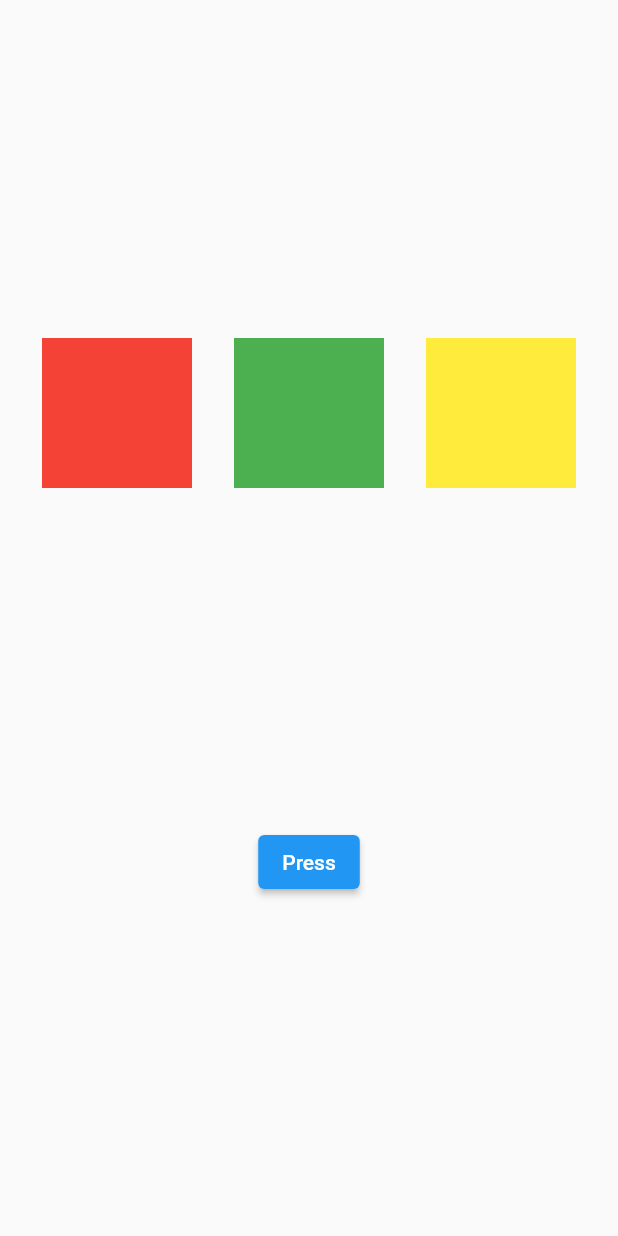
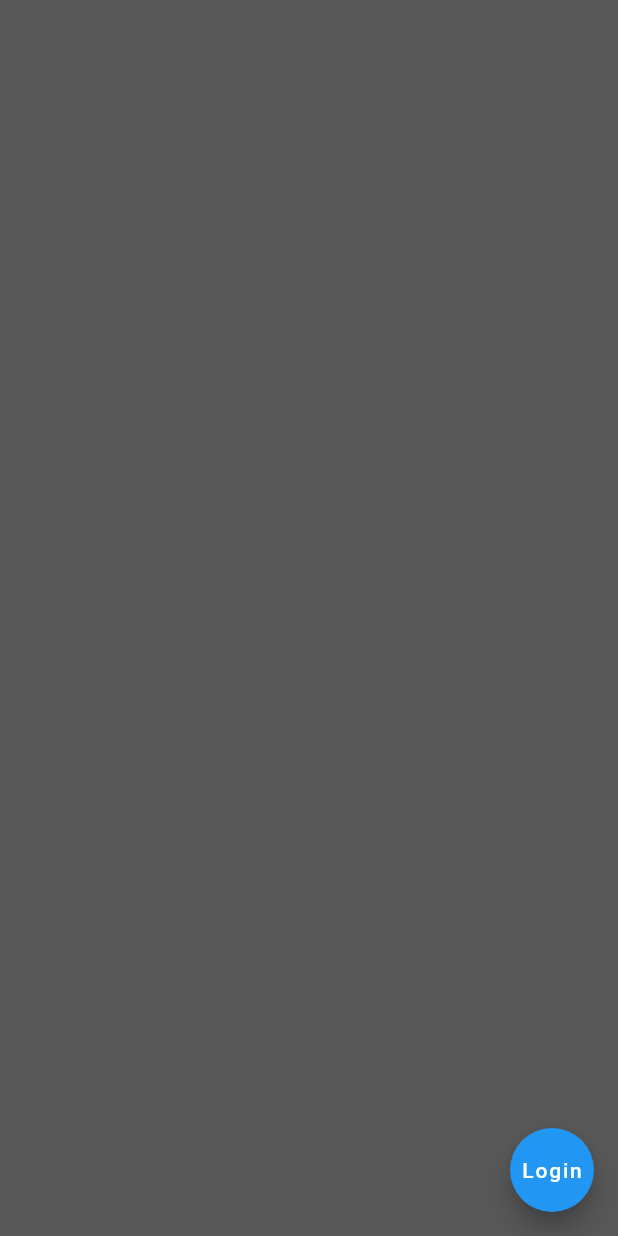
Before and after one commit to MPLectures/ui, a Flutter app: the screen it shows after launch, on a phone screen of 412 x 824 dp. Run offline on Flutter 3.47's test engine with Material 2 defaults, Android fonts, the phone set to English and light mode, and no system bars; our stand-ins replace animated_bottom_navigation_bar.

```diff
--- a/lib/main.dart
+++ b/lib/main.dart
@@ -1,12 +1,5 @@
 import 'package:flutter/material.dart';
-import 'package:ui/views/screens/expanded_screen.dart';
-import 'package:ui/views/screens/fifth_class.dart';
-import 'package:ui/views/screens/future_delayed.dart';
-import 'package:ui/views/screens/lecture_one.dart';
-import 'package:ui/views/screens/lecture_three.dart';
-import 'package:ui/views/screens/lecture_two.dart';
-import 'package:ui/views/screens/navigation.dart';
-import 'package:ui/views/screens/screen_login.dart';
+import 'package:ui/views/screens/text_screen.dart';
 
 void main() {
   runApp(MyApp());
@@ -18,10 +11,11 @@ class MyApp extends StatelessWidget {
     return MaterialApp(
       themeAnimationDuration: Duration(milliseconds: 300),
       debugShowCheckedModeBanner: false,
-      home: FutureDelayed(),
-      routes: {
-        '/LoginScreen': (context) => ScreenLogin(),
-      },
+      home: TextScreen(),
+      // home: FutureDelayed(),
+      // routes: {
+      //   '/LoginScreen': (context) => ScreenLogin(),
+      // },
     );
   }
 }
--- /dev/null
+++ b/lib/views/screens/text_screen.dart
@@ -0,0 +1,21 @@
+import 'package:flutter/material.dart';
+import 'package:ui/helpers/constants.dart';
+import 'package:ui/views/layouts/navigations.dart';
+
+class TextScreen extends StatelessWidget {
+  const TextScreen({Key? key}) : super(key: key);
+
+  @override
+  Widget build(BuildContext context) {
+    return Scaffold(
+      backgroundColor: MyColors.darkGreyColor,
+      floatingActionButton: FloatingActionButton(
+        onPressed: () {
+          Navigator.push(
+              context, MaterialPageRoute(builder: (context) => Navigations()));
+        },
+        child: Text("Login"),
+      ),
+    );
+  }
+}
--- a/pubspec.yaml
+++ b/pubspec.yaml
@@ -35,6 +35,7 @@ dependencies:
   # The following adds the Cupertino Icons font to your application.
   # Use with the CupertinoIcons class for iOS style icons.
   cupertino_icons: ^1.0.2
+  animated_bottom_navigation_bar: ^1.3.0
 
 dev_dependencies:
   flutter_test:
```
Also changed, not shown: lib/views/layouts/layout_home.dart (added, +15 -0 lines), lib/views/layouts/layout_notification.dart (added, +15 -0 lines), lib/views/layouts/layout_setting.dart (added, +15 -0 lines), lib/views/layouts/navigations.dart (added, +74 -0 lines), pubspec.lock.
